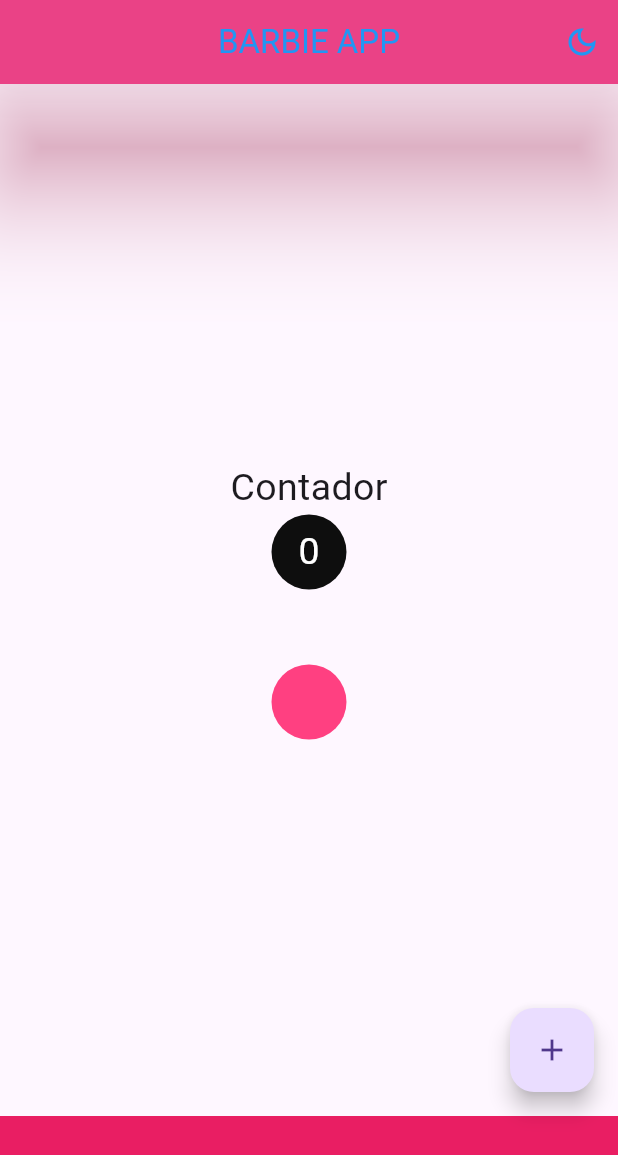
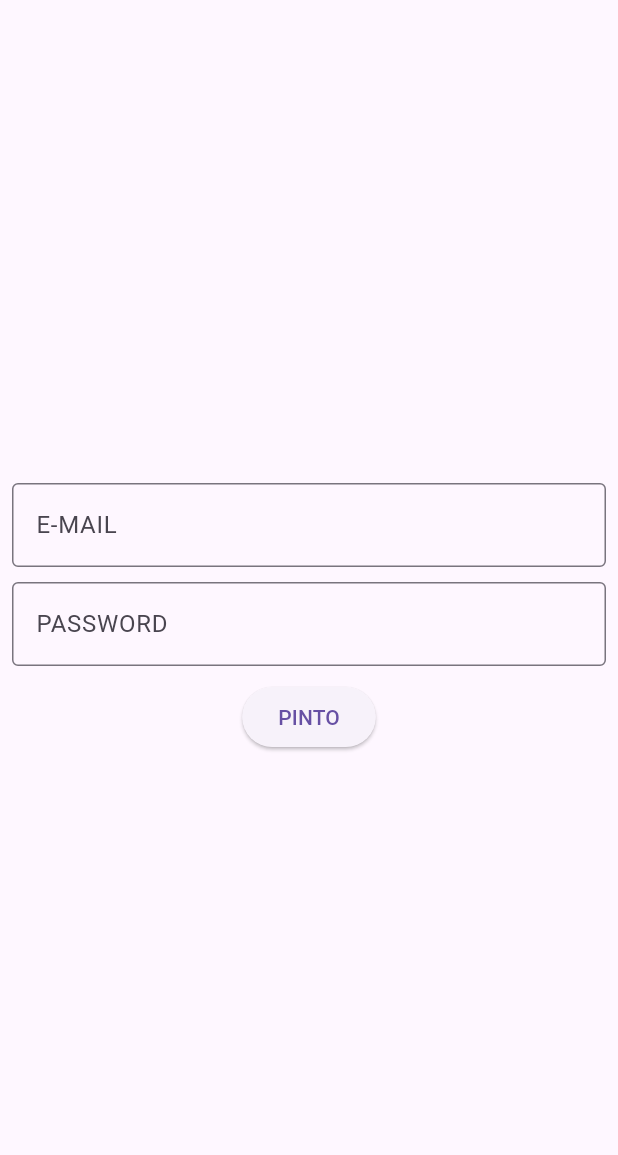
Before and after one commit to vrunobinicius/IFNMG-DEV-MOBILE, a Flutter app: the screen it shows after launch, on a phone screen of 412 x 824 dp. Shown: the top 1155 px of the screen. Run offline on Flutter 3.47's test engine with Material 3 defaults, Android fonts, the phone set to English and light mode, and no system bars.

Commit message:
Login Page Added
PAGINA DE LOGIN SIMPLES DESENVOLVIDA.

```diff
--- a/lib/app_widget.dart
+++ b/lib/app_widget.dart
@@ -1,8 +1,10 @@
 import 'package:flutter/material.dart';
 import 'package:project/app_controller.dart';
-import 'package:project/home_page.dart';
+import 'package:project/login_page.dart';
 
 class AppWidget extends StatelessWidget {
+  const AppWidget({super.key});
+
   @override
   Widget build(BuildContext context) {
     return AnimatedBuilder(
@@ -15,7 +17,7 @@ class AppWidget extends StatelessWidget {
               brightness: AppController.instance.isDartTheme
                   ? Brightness.dark
                   : Brightness.light),
-          home: HomePage(),
+          home: const LoginPage(),
         );
       },
     );
--- a/lib/home_page.dart
+++ b/lib/home_page.dart
@@ -1,10 +1,11 @@
 import 'dart:math';
 
 import 'package:flutter/material.dart';
-import 'package:flutter/widgets.dart';
 import 'package:project/app_controller.dart';
 
 class HomePage extends StatefulWidget {
+  const HomePage({super.key});
+
   @override
   State<HomePage> createState() {
     return HomePageState();
@@ -18,19 +19,13 @@ class HomePageState extends State<HomePage> {
   Widget build(BuildContext context) {
     return Scaffold(
       appBar: AppBar(
-        title: Text("BARBIE APP"),
+        title: const Text("BARBIE APP"),
         shadowColor: Colors.pink,
         elevation: 35,
         centerTitle: true,
         foregroundColor: Colors.blue,
-        actions: [
-          IconButton(
-              onPressed: () {
-                AppController.instance.changeTheme();
-              },
-              icon: (AppController.instance.isDartTheme
-                  ? Icon(Icons.dark_mode_sharp)
-                  : Icon(Icons.dark_mode_outlined))),
+        actions: const [
+          DarkLightModeButton(),
         ],
       ),
       body: Container(
@@ -39,7 +34,7 @@ class HomePageState extends State<HomePage> {
         child: Column(
           mainAxisAlignment: MainAxisAlignment.center,
           children: [
-            Text(
+            const Text(
               "Contador",
               style: TextStyle(fontSize: 25),
             ),
@@ -61,7 +56,7 @@ class HomePageState extends State<HomePage> {
                   height: 50,
                   child: Text(
                     "$counter",
-                    style: TextStyle(
+                    style: const TextStyle(
                       fontSize: 25,
                       color: Colors.white,
                     ),
@@ -78,13 +73,13 @@ class HomePageState extends State<HomePage> {
                 Container(
                   width: 50,
                   height: 50,
-                  decoration: BoxDecoration(
+                  decoration: const BoxDecoration(
                     shape: BoxShape.circle,
                     color: Colors.pinkAccent,
                   ),
                 )
               ],
-            )
+            ),
           ],
         ),
       ),
@@ -94,21 +89,24 @@ class HomePageState extends State<HomePage> {
             counter++;
           });
         },
-        child: Icon(Icons.add),
+        child: const Icon(Icons.add),
       ),
-      bottomNavigationBar: BottomAppBar(color: Colors.pink),
+      bottomNavigationBar: const BottomAppBar(color: Colors.pink),
     );
   }
 }
 
-class CustomSwitch extends StatelessWidget {
+class DarkLightModeButton extends StatelessWidget {
+  const DarkLightModeButton({super.key});
+
   @override
   Widget build(BuildContext context) {
-    return Switch(
-      value: AppController.instance.isDartTheme,
-      onChanged: (value) {
-        AppController.instance.changeTheme();
-      },
-    );
+    return IconButton(
+        onPressed: () {
+          AppController.instance.changeTheme();
+        },
+        icon: (AppController.instance.isDartTheme
+            ? const Icon(Icons.dark_mode_sharp)
+            : const Icon(Icons.dark_mode_outlined)));
   }
 }
--- /dev/null
+++ b/lib/login_page.dart
@@ -0,0 +1,66 @@
+// ignore_for_file: prefer_const_constructors, prefer_const_literals_to_create_immutables
+
+import 'package:flutter/material.dart';
+
+class LoginPage extends StatefulWidget {
+  const LoginPage({super.key});
+
+  @override
+  State<LoginPage> createState() => _LoginPageState();
+}
+
+class _LoginPageState extends State<LoginPage> {
+  String _email = "", _password = "";
+
+  @override
+  Widget build(BuildContext context) {
+    return Scaffold(
+      body: SingleChildScrollView(
+        child: SizedBox(
+          width: MediaQuery.of(context).size.width,
+          height: MediaQuery.of(context).size.height,
+          child: Padding(
+            padding: EdgeInsets.all(8),
+            child: Column(
+              mainAxisAlignment: MainAxisAlignment.center,
+              children: [
+                TextField(
+                  onChanged: (text) {
+                    _email = text;
+                  },
+                  keyboardType: TextInputType.emailAddress,
+                  decoration: InputDecoration(
+                    labelText: "E-MAIL",
+                    border: OutlineInputBorder(),
+                  ),
+                ),
+                SizedBox(height: 10),
+                TextField(
+                  onChanged: (text) {
+                    _password = text;
+                  },
+                  obscureText: true,
+                  decoration: InputDecoration(
+                    labelText: "PASSWORD",
+                    border: OutlineInputBorder(),
+                  ),
+                ),
+                SizedBox(height: 10),
+                ElevatedButton(
+                  onPressed: () {
+                    if (_email == "bruninhogameplays" && _password == "123") {
+                      print("correto");
+                    } else {
+                      print("login inválido");
+                    }
+                  },
+                  child: Text("PINTO"),
+                )
+              ],
+            ),
+          ),
+        ),
+      ),
+    );
+  }
+}
--- a/lib/main.dart
+++ b/lib/main.dart
@@ -2,5 +2,5 @@ import 'package:flutter/material.dart';
 import 'package:project/app_widget.dart';
 
 void main(List<String> args) {
-  runApp(AppWidget());
+  runApp(const AppWidget());
 }
```
Also changed, not shown: 1 other file.
